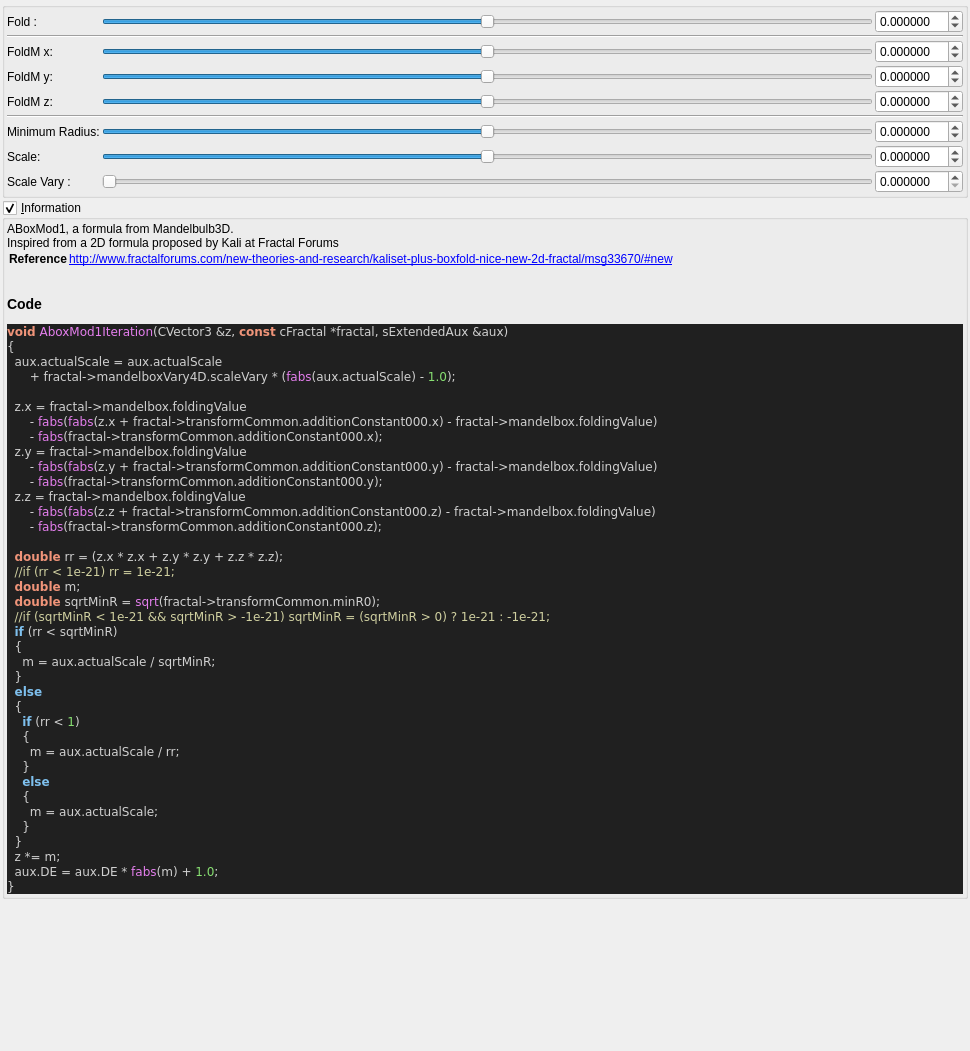
This is mandelbulber2/qt_data/fractal_aboxMod1.ui in buddhi1980/mandelbulber2 as Qt 5 draws it before an edit. The edited form follows.
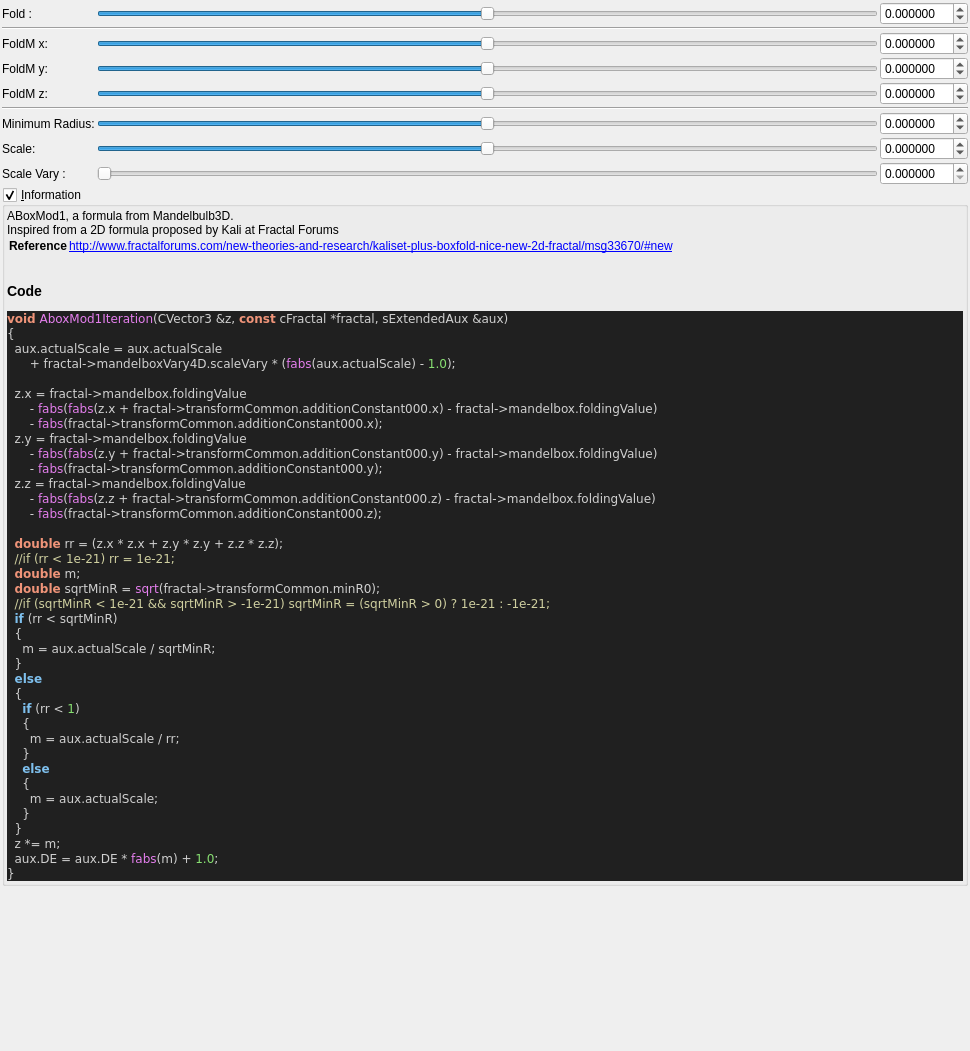
This is the edited form. Custom widgets are drawn as their Qt base class.

Commit message: Cleaned up several UIs for fractals

The edit to the form file:
```diff
--- a/mandelbulber2/qt_data/fractal_aboxMod1.ui
+++ b/mandelbulber2/qt_data/fractal_aboxMod1.ui
@@ -30,38 +30,6 @@
     <number>2</number>
    </property>
    <item>
-    <widget class="QGroupBox" name="groupBox_2">
-     <property name="toolTip">
-      <string/>
-     </property>
-     <property name="title">
-      <string/>
-     </property>
-     <property name="checkable">
-      <bool>false</bool>
-     </property>
-     <layout class="QVBoxLayout" name="verticalLayout_30" stretch="0">
-      <property name="spacing">
-       <number>2</number>
-      </property>
-      <property name="leftMargin">
-       <number>2</number>
-      </property>
-      <property name="topMargin">
-       <number>2</number>
-      </property>
-      <property name="rightMargin">
-       <number>2</number>
-      </property>
-      <property name="bottomMargin">
-       <number>2</number>
-      </property>
-      <item>
-       <layout class="QGridLayout" name="gridLayout_64">
-        <property name="spacing">
-         <number>2</number>
-        </property>
-        <item row="0" column="1">
          <layout class="QGridLayout" name="gridLayout_33">
           <property name="spacing">
            <number>2</number>
@@ -465,11 +433,6 @@
            </widget>
           </item>
          </layout>
-        </item>
-       </layout>
-      </item>
-     </layout>
-    </widget>
    </item>
    <item>
     <widget class="MyGroupBox" name="groupCheck_info">
```
Lines whose indentation alone changed are shown as unchanged. The commit also changes 6 other files.
